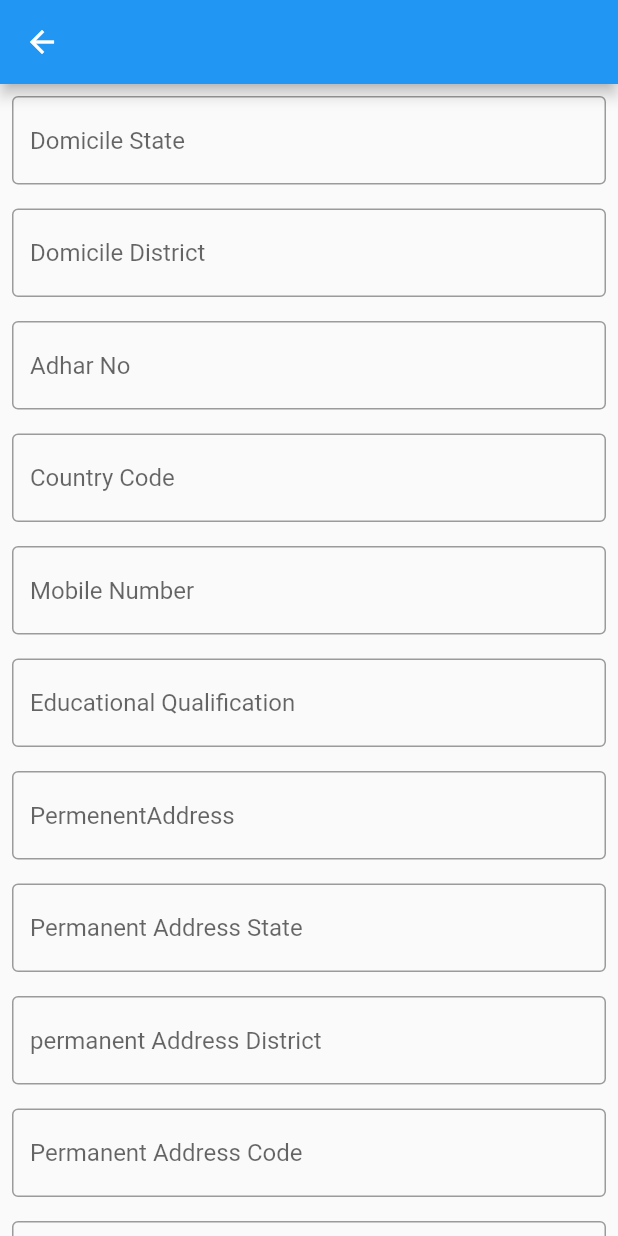
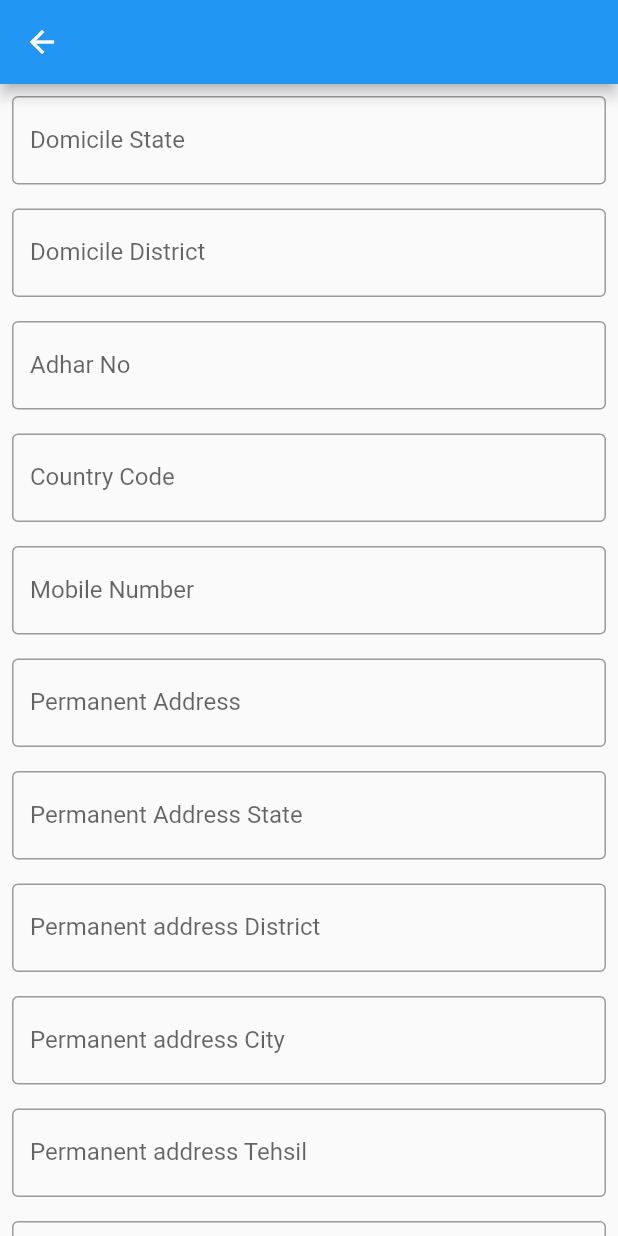
Before and after one commit to Adityavns/kptech, a Flutter app: the OtherDetails screen opened directly with empty values, on a phone screen of 412 x 824 dp. Run offline on Flutter 3.47's test engine with Material 2 defaults, Android fonts, the phone set to English and light mode, and no system bars; our stand-ins replace datetime_picker_formfield, firebase_database; missing offline and left inert: grouped_buttons; accounts and stored records are empty; generated files the repository leaves out were written again.

Commit message:
other details

```diff
--- a/lib/other_details.dart
+++ b/lib/other_details.dart
@@ -2,8 +2,9 @@ import 'package:flutter/material.dart';
 import 'package:kptech/communication_details.dart';
 
 class OtherDetails extends StatefulWidget {
+  Map map;
   @override
-  OtherDetails(Map map){
+  OtherDetails(this.map) {
     print(map);
   }
   _OtherDetailsState createState() => _OtherDetailsState();
@@ -23,6 +24,8 @@ class _OtherDetailsState extends State<OtherDetails> {
   final permanentAddressCity = TextEditingController();
   final permanentAddressTehsil = TextEditingController();
   final permanentAddressConstituency = TextEditingController();
+  final GlobalKey<FormState> _formKey = GlobalKey<FormState>();
+  String dropDownValue = "One";
   bool isAdhar = false;
 
   @override
@@ -39,48 +42,169 @@ class _OtherDetailsState extends State<OtherDetails> {
   }
 
   Widget widget2() {
-    return Column(children: <Widget>[
-      getTextField(domicileState, "Domicile State"),
-      getTextField(domicileDistrict, "Domicile District"),
-      getTextField(adharNo, "Adhar No"),
-      getTextField(countryCode, "Country Code"),
-      getTextField(mobileNo, "Mobile Number"),
-      getTextField(educationLevel, "Educational Qualification"),
-      getTextField(permanentAddress, "PermenentAddress"),
-      getTextField(permanentAddressState, "Permanent Address State"),
-      getTextField(permanentAddressDistrict, "permanent Address District"),
-      getTextField(permanentAddressPinCode, "Permanent Address Code"),
-      getTextField(permanentAddressCity, "Permanent Address City"),
-      getTextField(permanentAddressTehsil, "Permanent Address Tehsil"),
-      getTextField(
-          permanentAddressConstituency, "permanent Address Constituency"),
-      getButton(),
-    ]);
-  }
-
-  Widget getTextField(TextEditingController controller, String hintText,/*Function validate*/) {
-    return Padding(
+    return Form(
+      key: _formKey,
+      child: Column(children: <Widget>[
+        Padding(
           padding: const EdgeInsets.all(8.0),
           child: TextFormField(
-        /*validator: (val)=>validate(val),*/
-        controller: controller,
+            validator: (val) => val.isEmpty ? "Field cannot be empty" : null,
+            controller: domicileState,
             decoration: InputDecoration(
               border: OutlineInputBorder(),
-          hintText: hintText,
+              labelText: "Domicile State",
             ),
           ),
+        ),
+        Padding(
+          padding: const EdgeInsets.all(8.0),
+          child: TextFormField(
+            validator: (val) => val.isEmpty ? "Field cannot be empty" : null,
+            controller: domicileDistrict,
+            decoration: InputDecoration(
+              border: OutlineInputBorder(),
+              labelText: "Domicile District",
+            ),
+          ),
+        ),
+        Padding(
+          padding: const EdgeInsets.all(8.0),
+          child: TextFormField(
+            validator: (val) => val.isEmpty ? "Field cannot be empty" : null,
+            controller: adharNo,
+            decoration: InputDecoration(
+              border: OutlineInputBorder(),
+              labelText: "Adhar No",
+            ),
+          ),
+        ),
+        Padding(
+          padding: const EdgeInsets.all(8.0),
+          child: TextFormField(
+            validator: (val) => val.isEmpty ? "Field cannot be empty" : null,
+            controller: countryCode,
+            decoration: InputDecoration(
+              border: OutlineInputBorder(),
+              labelText: "Country Code",
+            ),
+          ),
+        ),
+        Padding(
+          padding: const EdgeInsets.all(8.0),
+          child: TextFormField(
+            validator: (val) => val.isEmpty ? "Field cannot be empty" : null,
+            controller: mobileNo,
+            decoration: InputDecoration(
+              border: OutlineInputBorder(),
+              labelText: "Mobile Number",
+            ),
+          ),
+        ),
+        Padding(
+          padding: const EdgeInsets.all(8.0),
+          child: TextFormField(
+            validator: (val) => val.isEmpty ? "Field cannot be empty" : null,
+            controller: permanentAddress,
+            decoration: InputDecoration(
+              border: OutlineInputBorder(),
+              labelText: "Permanent Address",
+            ),
+          ),
+        ),
+        Padding(
+          padding: const EdgeInsets.all(8.0),
+          child: TextFormField(
+            validator: (val) => val.isEmpty ? "Field cannot be empty" : null,
+            controller: permanentAddressState,
+            decoration: InputDecoration(
+              border: OutlineInputBorder(),
+              labelText: "Permanent Address State",
+            ),
+          ),
+        ),
+        Padding(
+          padding: const EdgeInsets.all(8.0),
+          child: TextFormField(
+            validator: (val) => val.isEmpty ? "Field cannot be empty" : null,
+            controller: permanentAddressDistrict,
+            decoration: InputDecoration(
+              border: OutlineInputBorder(),
+              labelText: "Permanent address District",
+            ),
+          ),
+        ),
+        Padding(
+          padding: const EdgeInsets.all(8.0),
+          child: TextFormField(
+            validator: (val) => val.isEmpty ? "Field cannot be empty" : null,
+            controller: permanentAddressCity,
+            decoration: InputDecoration(
+              border: OutlineInputBorder(),
+              labelText: "Permanent address City",
+            ),
+          ),
+        ),
+        Padding(
+          padding: const EdgeInsets.all(8.0),
+          child: TextFormField(
+            validator: (val) => val.isEmpty ? "Field cannot be empty" : null,
+            controller: permanentAddressTehsil,
+            decoration: InputDecoration(
+              border: OutlineInputBorder(),
+              labelText: "Permanent address Tehsil",
+            ),
+          ),
+        ),
+        Padding(
+          padding: const EdgeInsets.all(8.0),
+          child: TextFormField(
+            validator: (val) => val.isEmpty ? "Field cannot be empty" : null,
+            controller: permanentAddressConstituency,
+            decoration: InputDecoration(
+              border: OutlineInputBorder(),
+              labelText: "Permanent address Constituency",
+            ),
+          ),
+        ),
+        getButton()
+      ]),
     );
   }
 
-
   Widget getButton() {
     return RaisedButton(
+      child: Text("Next"),
       onPressed: () {
+        final form = _formKey.currentState;
+        if (form.validate()) {
+          // Text forms was validated.
+          form.save();
+          Map map;
+          map = getMapObjects(widget.map);
           Navigator.push(
               context,
               MaterialPageRoute(
-                builder: (BuildContext context) => new CommunicationDetails()));
+                  builder: (BuildContext context) => new CommunicationDetails(
+                        map: map,
+                      )));
+        } else {}
       },
     );
   }
+
+  Map<String, dynamic> getMapObjects(Map map) {
+    map["domicileState"] = domicileState.text;
+    map["domicileDistrict"] = domicileDistrict.text;
+    map["adharNo"] = adharNo.text;
+    map["countryCode"] = countryCode.text;
+    map["mobileNo"] = mobileNo.text;
+    map["permanentAddress"] = permanentAddress.text;
+    map["permanentAddressState"] = permanentAddressState.text;
+    map["permanentAddressDistrict"] = permanentAddressDistrict.text;
+    map["permanentAddressCity"] = permanentAddressCity.text;
+    map["permanentAddressTehsil"] = permanentAddressTehsil.text;
+    map["permanentAddressConstituency"] = permanentAddressConstituency.text;
+    print(map);
+    return map;
   }
+}
```
Lines whose indentation alone changed are shown as unchanged.
